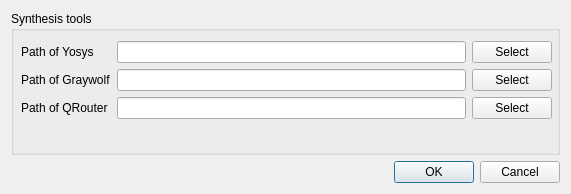
libresilicon/qtflow, file settings.ui: the form before one commit.
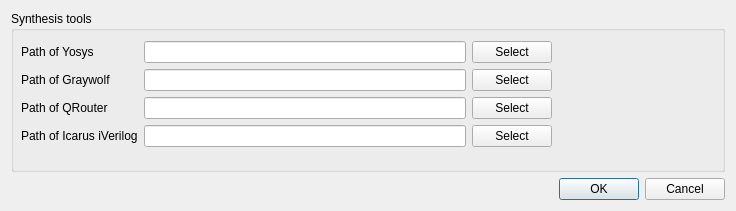
The form after the commit.

What changed in the file:
```diff
--- a/settings.ui
+++ b/settings.ui
@@ -6,8 +6,8 @@
    <rect>
     <x>0</x>
     <y>0</y>
-    <width>571</width>
-    <height>194</height>
+    <width>736</width>
+    <height>211</height>
    </rect>
   </property>
   <property name="windowTitle">
@@ -25,7 +25,7 @@
         <x>10</x>
         <y>30</y>
         <width>531</width>
-        <height>101</height>
+        <height>128</height>
        </rect>
       </property>
       <layout class="QFormLayout" name="formLayout">
@@ -92,6 +92,27 @@
          </item>
         </layout>
        </item>
+       <item row="3" column="0">
+        <widget class="QLabel" name="pathOfYosysLabel_4">
+         <property name="text">
+          <string>Path of Icarus iVerilog</string>
+         </property>
+        </widget>
+       </item>
+       <item row="3" column="1">
+        <layout class="QHBoxLayout" name="horizontalLayout_4">
+         <item>
+          <widget class="QLineEdit" name="pathIcarus"/>
+         </item>
+         <item>
+          <widget class="QPushButton" name="icarusButton">
+           <property name="text">
+            <string>Select</string>
+           </property>
+          </widget>
+         </item>
+        </layout>
+       </item>
       </layout>
      </widget>
     </widget>
```
